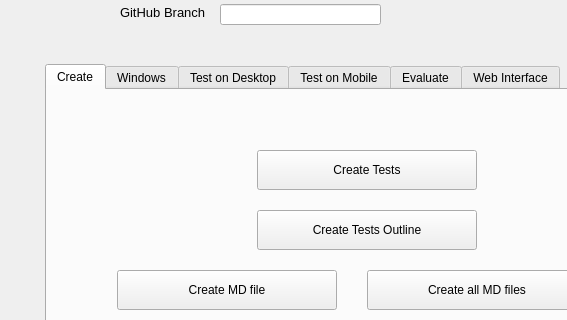
Above: tools/nitpick/ui/Nitpick.ui from vircadia/vircadia-native-core before the change; both pictures show x 0 to 567 and y 112 to 432 of the 720 by 870 pixel window. Below: the same form after it.
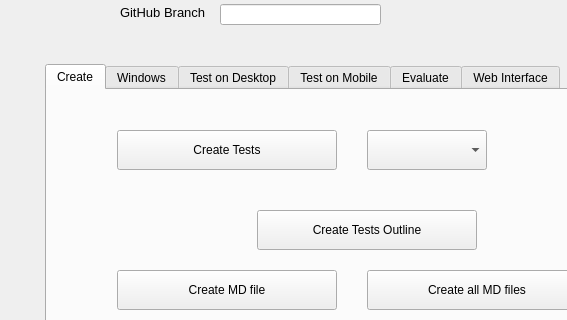
That is the form after the change.

Commit message: Adding client profile combo.

The edit to the form file:
```diff
--- a/tools/nitpick/ui/Nitpick.ui
+++ b/tools/nitpick/ui/Nitpick.ui
@@ -52,8 +52,8 @@
      <widget class="QPushButton" name="createTestsPushbutton">
       <property name="geometry">
        <rect>
-        <x>210</x>
-        <y>60</y>
+        <x>70</x>
+        <y>40</y>
         <width>220</width>
         <height>40</height>
        </rect>
@@ -153,6 +153,16 @@
        <string>Create all testAuto scripts</string>
       </property>
      </widget>
+     <widget class="QComboBox" name="clientProfileComboBox">
+      <property name="geometry">
+       <rect>
+        <x>320</x>
+        <y>40</y>
+        <width>120</width>
+        <height>40</height>
+       </rect>
+      </property>
+     </widget>
     </widget>
     <widget class="QWidget" name="tab_4">
      <attribute name="title">
```
The commit also changes 4 other files.
